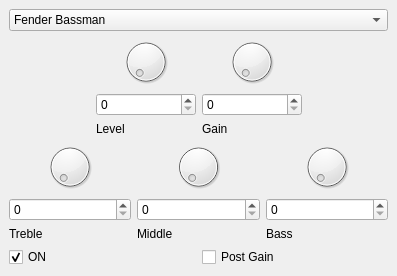
b2ornot2b/plug, file plug/amplifier.ui: the form before one commit.
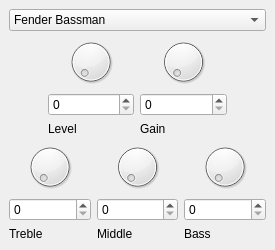
The form after the commit.

Commit message: Added toolbar to the main window. Corrected amp window. Modified windows sizes.

Patch:
```diff
--- a/plug/amplifier.ui
+++ b/plug/amplifier.ui
@@ -6,8 +6,8 @@
    <rect>
     <x>0</x>
     <y>0</y>
-    <width>397</width>
-    <height>259</height>
+    <width>275</width>
+    <height>250</height>
    </rect>
   </property>
   <property name="windowTitle">
@@ -153,27 +153,6 @@
       </item>
      </layout>
     </item>
-    <item>
-     <layout class="QHBoxLayout" name="horizontalLayout_3">
-      <item>
-       <widget class="QCheckBox" name="checkBox_2">
-        <property name="text">
-         <string>ON</string>
-        </property>
-        <property name="checked">
-         <bool>true</bool>
-        </property>
-       </widget>
-      </item>
-      <item>
-       <widget class="QCheckBox" name="checkBox">
-        <property name="text">
-         <string>Post Gain</string>
-        </property>
-       </widget>
-      </item>
-     </layout>
-    </item>
    </layout>
   </widget>
  </widget>
```
The commit also changes 3 other files.
